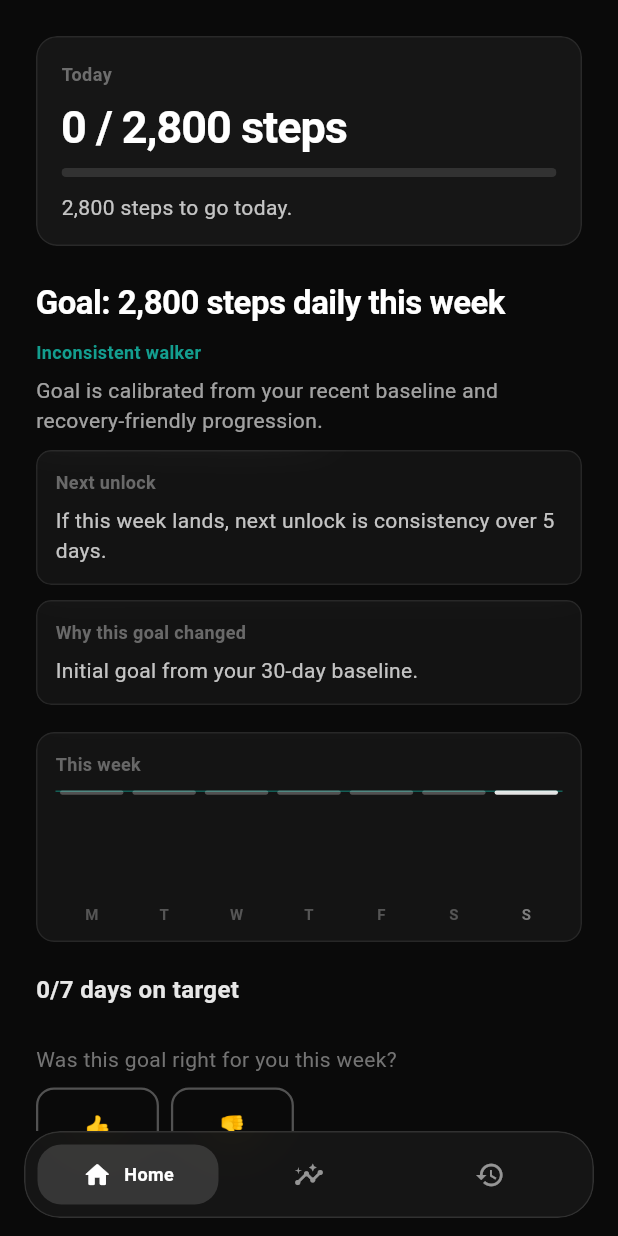
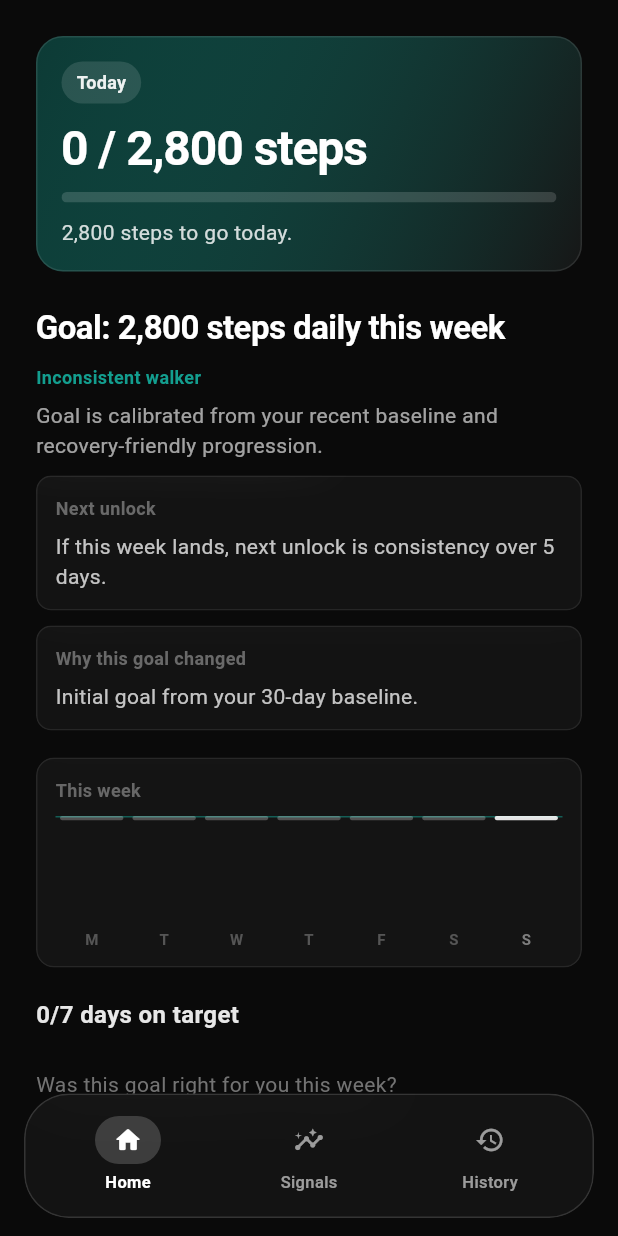
Before and after one commit to HardikSJain/puzzle-health, a Flutter app: the HomePage screen opened by its route, on a phone screen of 412 x 824 dp. Run offline on Flutter 3.47's test engine with Material 3 defaults, Android fonts, the phone set to English and light mode, and no system bars; our stand-ins replace go_router, logger, nanoid, shared_preferences; missing offline and left inert: health; accounts and stored records are empty.

Commit message:
refactor(ui): align nav and home hero with puzzle-native iOS motion language

```diff
--- a/lib/features/dashboard/presentation/widgets/dashboard_shell.dart
+++ b/lib/features/dashboard/presentation/widgets/dashboard_shell.dart
@@ -62,16 +62,16 @@ class _GlassBottomNav extends StatelessWidget {
   @override
   Widget build(BuildContext context) {
     return ClipRRect(
-      borderRadius: BorderRadius.circular(24),
+      borderRadius: BorderRadius.circular(30),
       child: BackdropFilter(
-        filter: ImageFilter.blur(sigmaX: 18, sigmaY: 18),
+        filter: ImageFilter.blur(sigmaX: 24, sigmaY: 24),
         child: Container(
-          padding: const EdgeInsets.all(8),
+          padding: const EdgeInsets.symmetric(horizontal: 8, vertical: 6),
           decoration: BoxDecoration(
-            borderRadius: BorderRadius.circular(24),
-            color: AppColor.cardColor.withValues(alpha: 0.68),
+            borderRadius: BorderRadius.circular(30),
+            color: AppColor.cardColor.withValues(alpha: 0.56),
             border: Border.all(
-              color: AppColor.primaryTextColor.withValues(alpha: 0.12),
+              color: AppColor.primaryTextColor.withValues(alpha: 0.14),
             ),
           ),
           child: Row(
@@ -139,55 +139,46 @@ class _NavItem extends StatelessWidget {
             onTap(index);
           },
           child: AnimatedContainer(
-            duration: const Duration(milliseconds: 240),
+            duration: const Duration(milliseconds: 220),
             curve: Curves.easeOutCubic,
-            padding: const EdgeInsets.symmetric(horizontal: 8, vertical: 10),
+            padding: const EdgeInsets.symmetric(horizontal: 8, vertical: 8),
             decoration: BoxDecoration(
-              borderRadius: BorderRadius.circular(16),
-              color: isSelected
-                  ? AppColor.primaryTextColor.withValues(alpha: 0.14)
-                  : Colors.transparent,
+              borderRadius: BorderRadius.circular(20),
+              color: Colors.transparent,
             ),
-            child: AnimatedSwitcher(
-              duration: const Duration(milliseconds: 220),
-              switchInCurve: Curves.easeOutCubic,
-              switchOutCurve: Curves.easeInCubic,
-              transitionBuilder: (child, animation) {
-                return FadeTransition(
-                  opacity: animation,
-                  child: ScaleTransition(scale: animation, child: child),
-                );
-              },
-              child: Row(
-                key: ValueKey<bool>(isSelected),
-                mainAxisAlignment: MainAxisAlignment.center,
-                children: [
-                  Icon(
+            child: Column(
+              mainAxisSize: MainAxisSize.min,
+              children: [
+                AnimatedContainer(
+                  duration: const Duration(milliseconds: 220),
+                  curve: Curves.easeOutCubic,
+                  padding: const EdgeInsets.symmetric(horizontal: 12, vertical: 6),
+                  decoration: BoxDecoration(
+                    color: isSelected
+                        ? AppColor.primaryTextColor.withValues(alpha: 0.18)
+                        : Colors.transparent,
+                    borderRadius: BorderRadius.circular(999),
+                  ),
+                  child: Icon(
                     isSelected ? activeIcon : icon,
                     size: 20,
                     color: isSelected
                         ? AppColor.primaryTextColor
-                        : AppColor.primaryTextColor.withValues(alpha: 0.55),
+                        : AppColor.primaryTextColor.withValues(alpha: 0.58),
                   ),
-                  AnimatedSize(
-                    duration: const Duration(milliseconds: 240),
-                    curve: Curves.easeOutCubic,
-                    child: isSelected
-                        ? Padding(
-                            padding: const EdgeInsets.only(left: 8),
-                            child: Text(
-                              label,
-                              style: const TextStyle(
-                                fontSize: 12,
-                                fontWeight: FontWeight.w600,
-                                color: AppColor.primaryTextColor,
-                              ),
-                            ),
-                          )
-                        : const SizedBox.shrink(),
+                ),
+                const SizedBox(height: 4),
+                Text(
+                  label,
+                  style: TextStyle(
+                    fontSize: 11,
+                    fontWeight: isSelected ? FontWeight.w600 : FontWeight.w500,
+                    color: isSelected
+                        ? AppColor.primaryTextColor
+                        : AppColor.primaryTextColor.withValues(alpha: 0.58),
                   ),
-                ],
-              ),
+                ),
+              ],
             ),
           ),
         ),
--- a/lib/features/home/presentation/pages/home_page.dart
+++ b/lib/features/home/presentation/pages/home_page.dart
@@ -72,7 +72,7 @@ class _HomePageState extends State<HomePage> {
             child: Column(
               crossAxisAlignment: CrossAxisAlignment.start,
               children: [
-                _buildTodayHeader(
+                _buildCommandHero(
                   progress,
                   remainingToday,
                   isRunGoal: isRunGoal,
@@ -99,7 +99,7 @@ class _HomePageState extends State<HomePage> {
     );
   }
 
-  Widget _buildTodayHeader(
+  Widget _buildCommandHero(
     WeekProgress progress,
     int remainingToday, {
     required bool isRunGoal,
@@ -112,61 +112,87 @@ class _HomePageState extends State<HomePage> {
         ? 0.0
         : (progress.todaySteps / progress.targetSteps).clamp(0.0, 1.0);
 
-    return GlassSurface(
-      radius: 14,
-      alpha: 0.05,
+    final subtitle = isRunGoal
+        ? (progress.runsCompleted >= (targetRunsPerWeek ?? 2)
+              ? 'Weekly run goal complete.'
+              : '${(targetRunsPerWeek ?? 2) - progress.runsCompleted} runs to go this week.')
+        : (progress.isOnTrackToday
+              ? 'Today complete.'
+              : '${_formatNumber(remainingToday)} steps to go today.');
+
+    return Container(
+      width: double.infinity,
       padding: const EdgeInsets.fromLTRB(16, 16, 16, 14),
+      decoration: BoxDecoration(
+        borderRadius: BorderRadius.circular(18),
+        gradient: LinearGradient(
+          begin: Alignment.topLeft,
+          end: Alignment.bottomRight,
+          colors: [
+            AppColor.accentTeal.withValues(alpha: 0.28),
+            AppColor.cardColor.withValues(alpha: 0.78),
+          ],
+        ),
+        border: Border.all(
+          color: AppColor.primaryTextColor.withValues(alpha: 0.1),
+        ),
+      ),
       child: Column(
         crossAxisAlignment: CrossAxisAlignment.start,
         children: [
-          Text(
-            'Today',
-            style: TextStyle(
-              fontSize: 12,
-              fontWeight: FontWeight.w600,
-              color: AppColor.secondaryColor.withValues(alpha: 0.75),
-              letterSpacing: 0.3,
-            ),
+          Row(
+            children: [
+              Container(
+                padding: const EdgeInsets.symmetric(horizontal: 10, vertical: 5),
+                decoration: BoxDecoration(
+                  color: AppColor.primaryTextColor.withValues(alpha: 0.12),
+                  borderRadius: BorderRadius.circular(999),
+                ),
+                child: Text(
+                  'Today',
+                  style: TextStyle(
+                    fontSize: 12,
+                    fontWeight: FontWeight.w600,
+                    color: AppColor.primaryTextColor.withValues(alpha: 0.92),
+                    letterSpacing: 0.2,
+                  ),
+                ),
+              ),
+            ],
           ),
-          const SizedBox(height: 8),
+          const SizedBox(height: 12),
           Text(
             isRunGoal
                 ? '${progress.runsCompleted} / ${targetRunsPerWeek ?? 2} runs this week'
                 : '${_formatNumber(progress.todaySteps)} / ${_formatNumber(progress.targetSteps)} steps',
             style: const TextStyle(
-              fontSize: 30,
+              fontSize: 32,
               fontWeight: FontWeight.w700,
               color: AppColor.primaryTextColor,
               letterSpacing: -0.7,
-              height: 1.15,
+              height: 1.1,
             ),
           ),
-          const SizedBox(height: 10),
+          const SizedBox(height: 12),
           ClipRRect(
             borderRadius: BorderRadius.circular(999),
             child: LinearProgressIndicator(
-              minHeight: 6,
+              minHeight: 7,
               value: progressRatio,
-              backgroundColor: AppColor.primaryTextColor.withValues(alpha: 0.12),
+              backgroundColor: AppColor.primaryTextColor.withValues(alpha: 0.15),
               valueColor: AlwaysStoppedAnimation<Color>(
                 progress.isOnTrackToday
                     ? AppColor.accentTeal
-                    : AppColor.primaryTextColor.withValues(alpha: 0.85),
+                    : AppColor.primaryTextColor.withValues(alpha: 0.9),
               ),
             ),
           ),
           const SizedBox(height: 10),
           Text(
-            isRunGoal
-                ? (progress.runsCompleted >= (targetRunsPerWeek ?? 2)
-                      ? 'Weekly run goal complete.'
-                      : '${(targetRunsPerWeek ?? 2) - progress.runsCompleted} runs to go this week.')
-                : (progress.isOnTrackToday
-                      ? 'Today complete.'
-                      : '${_formatNumber(remainingToday)} steps to go today.'),
+            subtitle,
             style: TextStyle(
               fontSize: 14,
-              color: AppColor.primaryTextColor.withValues(alpha: 0.75),
+              color: AppColor.primaryTextColor.withValues(alpha: 0.82),
             ),
           ),
         ],
```
